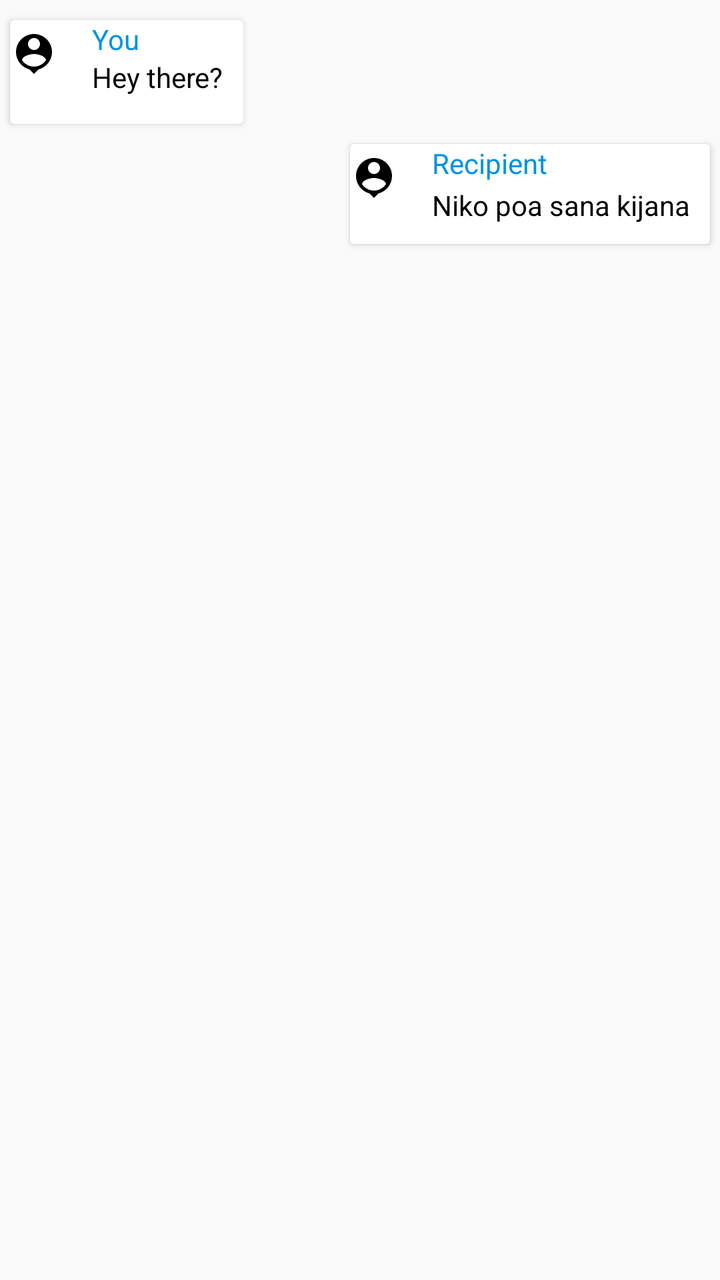
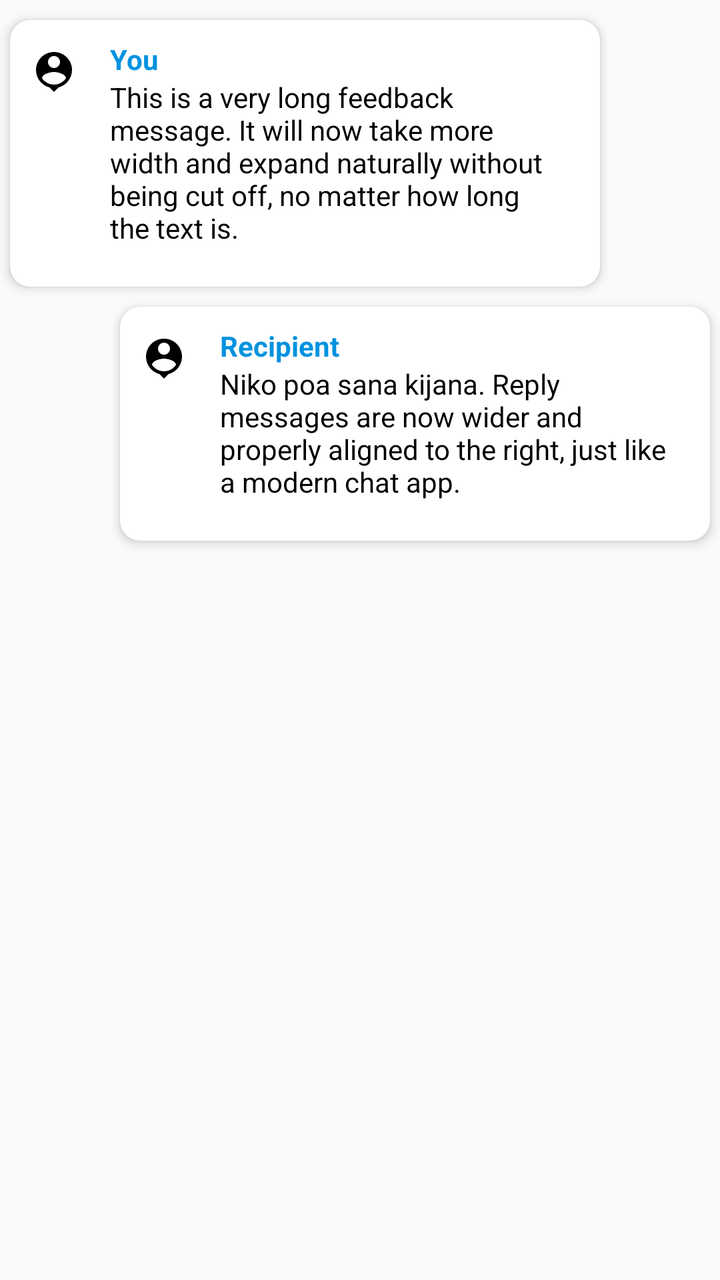

Screens rendered from an Android XML layout before and after an edit, with the pre-edit source and the edit as a unified diff.
<!-- AndroidManifest.xml: application theme AppTheme -->
<!-- res/layout/lv_feedback.xml -->
<?xml version="1.0" encoding="utf-8"?>
<RelativeLayout xmlns:android="http://schemas.android.com/apk/res/android"
    xmlns:tools="http://schemas.android.com/tools"
    android:layout_width="match_parent"
    android:layout_height="wrap_content"
    xmlns:app="http://schemas.android.com/apk/res-auto"
    xmlns:card_view="http://schemas.android.com/apk/res-auto">
    <androidx.cardview.widget.CardView
        android:layout_width="wrap_content"
        android:layout_height="wrap_content"
        android:padding="10dp"
        android:id="@+id/card_feedback"
        android:layout_marginLeft="5dp"
        android:layout_marginRight="45dp"
        android:layout_marginTop="10dp"
        >

        <LinearLayout
            android:layout_width="wrap_content"
            android:layout_height="wrap_content"
            android:orientation="horizontal">

            <ImageView
                android:layout_width="wrap_content"
                android:layout_height="wrap_content"
                android:layout_marginTop="5dp"
                android:layout_marginRight="5dp"
                android:src="@drawable/ic_baseline_person_pin_24"/>

            <LinearLayout
                android:layout_width="wrap_content"
                android:layout_height="wrap_content"
                android:orientation="vertical">

                <TextView
                    android:id="@+id/txv_sender"
                    android:layout_width="wrap_content"
                    android:layout_height="wrap_content"
                    android:layout_marginLeft="2dp"
                    android:paddingLeft="10dp"
                    android:paddingRight="10dp"
                    android:paddingBottom="0dp"
                    android:text="You"
                    android:textColor="@color/colorPrimary" />
                <TextView
                    android:id="@+id/txv_comment"
                    android:layout_width="wrap_content"
                    android:layout_height="33dp"
                    android:layout_marginLeft="2dp"
                    android:paddingLeft="10dp"
                    android:paddingRight="10dp"
                    android:paddingBottom="10dp"
                    android:text="Hey there?"
                    android:textColor="#000" />
            </LinearLayout>



        </LinearLayout>




    </androidx.cardview.widget.CardView>
    <androidx.cardview.widget.CardView
        android:id="@+id/card_reply"
        android:layout_width="wrap_content"
        android:layout_height="wrap_content"
        android:padding="10dp"
        android:layout_below="@+id/card_feedback"
        android:layout_alignParentRight="true"
        android:layout_marginRight="5dp"
        android:layout_marginLeft="45dp"
        android:layout_marginTop="10dp"
        >

        <LinearLayout
            android:layout_width="wrap_content"
            android:layout_height="wrap_content"
            android:orientation="horizontal">

            <ImageView
                android:layout_width="wrap_content"
                android:layout_height="wrap_content"
                android:layout_marginTop="5dp"
                android:layout_marginRight="5dp"
                android:src="@drawable/ic_baseline_person_pin_24"/>

            <LinearLayout
                android:layout_width="wrap_content"
                android:layout_height="wrap_content"
                android:orientation="vertical">

                <TextView
                    android:id="@+id/txv_recipient"
                    android:layout_width="wrap_content"
                    android:layout_height="wrap_content"
                    android:layout_marginLeft="2dp"
                    android:paddingLeft="10dp"
                    android:paddingRight="10dp"
                    android:paddingBottom="0dp"
                    android:text="Recipient"
                    android:textColor="@color/colorPrimary" />

                <TextView
                    android:layout_width="wrap_content"
                    android:layout_height="wrap_content"
                    android:id="@+id/txv_reply"
                    android:textColor="#000"
                    android:text="Niko poa sana kijana"
                    android:paddingLeft="10dp"
                    android:paddingRight="10dp"
                    android:paddingBottom="10dp"
                    android:layout_marginTop="2dp"

                    android:layout_marginLeft="2dp"/>

            </LinearLayout>


        </LinearLayout>


    </androidx.cardview.widget.CardView>

</RelativeLayout>
<!-- resources referenced by this layout -->
<resources>
  <color name="colorPrimary">#0092DF</color>
  <!-- drawable ic_baseline_person_pin_24 (drawable-v21) -->
  <vector android:height="24dp" android:tint="#000000"
      android:viewportHeight="24" android:viewportWidth="24"
      android:width="24dp" xmlns:android="http://schemas.android.com/apk/res/android">
      <path android:fillColor="#ffffff" android:pathData="M12,2c-4.97,0 -9,4.03 -9,9 0,4.17 2.84,7.67 6.69,8.69L12,22l2.31,-2.31C18.16,18.67 21,15.17 21,11c0,-4.97 -4.03,-9 -9,-9zM12,4c1.66,0 3,1.34 3,3s-1.34,3 -3,3 -3,-1.34 -3,-3 1.34,-3 3,-3zM12,18.3c-2.5,0 -4.71,-1.28 -6,-3.22 0.03,-1.99 4,-3.08 6,-3.08 1.99,0 5.97,1.09 6,3.08 -1.29,1.94 -3.5,3.22 -6,3.22z"/>
  </vector>
  <style name="AppTheme" parent="Theme.AppCompat.Light.DarkActionBar">
          
          <item name="colorPrimary">@color/colorPrimary</item>
          <item name="colorPrimaryDark">@color/colorPrimaryDark</item>
          <item name="colorAccent">@color/colorAccent</item>
      </style>
  <color name="colorPrimaryDark">#0092DF</color>
  <color name="colorAccent">#A6009A</color>
</resources>

<!-- the commit's change to res/layout/lv_feedback.xml (unified diff, before → after) -->
@@ -1,34 +1,36 @@
 <?xml version="1.0" encoding="utf-8"?>
 <RelativeLayout xmlns:android="http://schemas.android.com/apk/res/android"
     xmlns:tools="http://schemas.android.com/tools"
+    xmlns:app="http://schemas.android.com/apk/res-auto"
     android:layout_width="match_parent"
-    android:layout_height="wrap_content"
-    xmlns:app="http://schemas.android.com/apk/res-auto"
-    xmlns:card_view="http://schemas.android.com/apk/res-auto">
+    android:layout_height="wrap_content">
+
+    
     <androidx.cardview.widget.CardView
-        android:layout_width="wrap_content"
+        android:id="@+id/card_feedback"
+        android:layout_width="match_parent"
         android:layout_height="wrap_content"
-        android:padding="10dp"
-        android:id="@+id/card_feedback"
         android:layout_marginLeft="5dp"
-        android:layout_marginRight="45dp"
+        android:layout_marginRight="60dp"
         android:layout_marginTop="10dp"
-        >
+        app:cardElevation="3dp"
+        app:cardCornerRadius="10dp">
 
         <LinearLayout
-            android:layout_width="wrap_content"
+            android:layout_width="match_parent"
             android:layout_height="wrap_content"
-            android:orientation="horizontal">
+            android:orientation="horizontal"
+            android:padding="10dp">
 
             <ImageView
-                android:layout_width="wrap_content"
-                android:layout_height="wrap_content"
-                android:layout_marginTop="5dp"
-                android:layout_marginRight="5dp"
-                android:src="@drawable/ic_baseline_person_pin_24"/>
+                android:layout_width="24dp"
+                android:layout_height="24dp"
+                android:layout_marginTop="4dp"
+                android:layout_marginRight="6dp"
+                android:src="@drawable/ic_baseline_person_pin_24" />
 
             <LinearLayout
-                android:layout_width="wrap_content"
+                android:layout_width="match_parent"
                 android:layout_height="wrap_content"
                 android:orientation="vertical">
 
@@ -36,58 +38,56 @@
                     android:id="@+id/txv_sender"
                     android:layout_width="wrap_content"
                     android:layout_height="wrap_content"
-                    android:layout_marginLeft="2dp"
                     android:paddingLeft="10dp"
                     android:paddingRight="10dp"
-                    android:paddingBottom="0dp"
                     android:text="You"
-                    android:textColor="@color/colorPrimary" />
+                    android:textColor="@color/colorPrimary"
+                    android:textStyle="bold" />
+
                 <TextView
                     android:id="@+id/txv_comment"
-                    android:layout_width="wrap_content"
-                    android:layout_height="33dp"
-                    android:layout_marginLeft="2dp"
+                    android:layout_width="match_parent"
+                    android:layout_height="wrap_content"
                     android:paddingLeft="10dp"
                     android:paddingRight="10dp"
                     android:paddingBottom="10dp"
-                    android:text="Hey there?"
-                    android:textColor="#000" />
+                    android:text="This is a very long feedback message. It will now take more width and expand naturally without being cut off, no matter how long the text is."
+                    android:textColor="#000"
+                    android:ellipsize="none" />
+
             </LinearLayout>
 
+        </LinearLayout>
+    </androidx.cardview.widget.CardView>
 
-
-        </LinearLayout>
-
-
-
-
-    </androidx.cardview.widget.CardView>
+    
     <androidx.cardview.widget.CardView
         android:id="@+id/card_reply"
-        android:layout_width="wrap_content"
+        android:layout_width="match_parent"
         android:layout_height="wrap_content"
-        android:padding="10dp"
         android:layout_below="@+id/card_feedback"
-        android:layout_alignParentRight="true"
+        android:layout_alignParentEnd="true"
+        android:layout_marginLeft="60dp"
         android:layout_marginRight="5dp"
-        android:layout_marginLeft="45dp"
         android:layout_marginTop="10dp"
-        >
+        app:cardElevation="3dp"
+        app:cardCornerRadius="10dp">
 
         <LinearLayout
-            android:layout_width="wrap_content"
+            android:layout_width="match_parent"
             android:layout_height="wrap_content"
-            android:orientation="horizontal">
+            android:orientation="horizontal"
+            android:padding="10dp">
 
             <ImageView
-                android:layout_width="wrap_content"
-                android:layout_height="wrap_content"
-                android:layout_marginTop="5dp"
-                android:layout_marginRight="5dp"
-                android:src="@drawable/ic_baseline_person_pin_24"/>
+                android:layout_width="24dp"
+                android:layout_height="24dp"
+                android:layout_marginTop="4dp"
+                android:layout_marginRight="6dp"
+                android:src="@drawable/ic_baseline_person_pin_24" />
 
             <LinearLayout
-                android:layout_width="wrap_content"
+                android:layout_width="match_parent"
                 android:layout_height="wrap_content"
                 android:orientation="vertical">
 
@@ -95,32 +95,26 @@
                     android:id="@+id/txv_recipient"
                     android:layout_width="wrap_content"
                     android:layout_height="wrap_content"
-                    android:layout_marginLeft="2dp"
                     android:paddingLeft="10dp"
                     android:paddingRight="10dp"
-                    android:paddingBottom="0dp"
                     android:text="Recipient"
-                    android:textColor="@color/colorPrimary" />
+                    android:textColor="@color/colorPrimary"
+                    android:textStyle="bold" />
 
                 <TextView
-                    android:layout_width="wrap_content"
+                    android:id="@+id/txv_reply"
+                    android:layout_width="match_parent"
                     android:layout_height="wrap_content"
-                    android:id="@+id/txv_reply"
-                    android:textColor="#000"
-                    android:text="Niko poa sana kijana"
                     android:paddingLeft="10dp"
                     android:paddingRight="10dp"
                     android:paddingBottom="10dp"
-                    android:layout_marginTop="2dp"
-
-                    android:layout_marginLeft="2dp"/>
+                    android:text="Niko poa sana kijana. Reply messages are now wider and properly aligned to the right, just like a modern chat app."
+                    android:textColor="#000"
+                    android:ellipsize="none" />
 
             </LinearLayout>
 
-
         </LinearLayout>
-
-
     </androidx.cardview.widget.CardView>
 
 </RelativeLayout>
